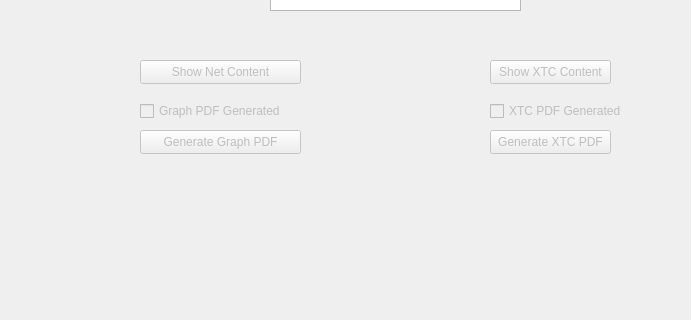
This is mainwindow.ui in codingInEME/Wireless-Network-Topology as Qt 5 draws it before an edit; both pictures show x 0 to 691 and y 280 to 600 of the 800 by 600 pixel window. The edited form follows.
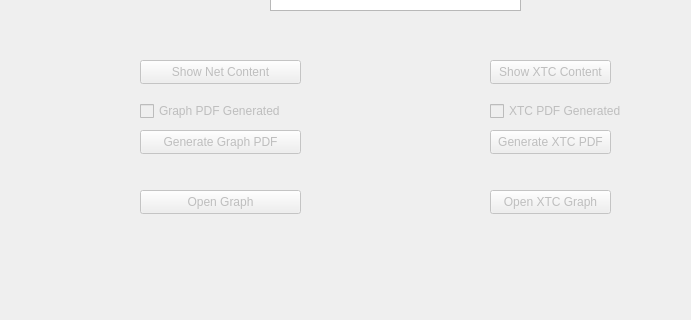
This is the edited form.

```diff
--- a/mainwindow.ui
+++ b/mainwindow.ui
@@ -275,6 +275,38 @@
      <string>XTC PDF Generated</string>
     </property>
    </widget>
+   <widget class="QPushButton" name="open_graph_button">
+    <property name="enabled">
+     <bool>false</bool>
+    </property>
+    <property name="geometry">
+     <rect>
+      <x>140</x>
+      <y>470</y>
+      <width>161</width>
+      <height>24</height>
+     </rect>
+    </property>
+    <property name="text">
+     <string>Open Graph</string>
+    </property>
+   </widget>
+   <widget class="QPushButton" name="open_xtc_button">
+    <property name="enabled">
+     <bool>false</bool>
+    </property>
+    <property name="geometry">
+     <rect>
+      <x>490</x>
+      <y>470</y>
+      <width>121</width>
+      <height>24</height>
+     </rect>
+    </property>
+    <property name="text">
+     <string>Open XTC Graph</string>
+    </property>
+   </widget>
   </widget>
   <widget class="QMenuBar" name="menubar">
    <property name="geometry">
```
